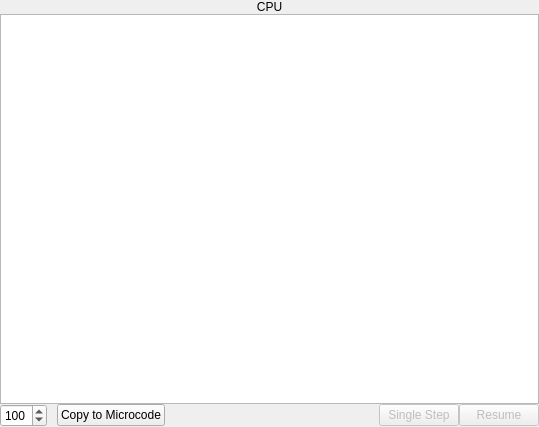
Qt form cpupane.ui (StanWarford/pep8cpu) before a commit.
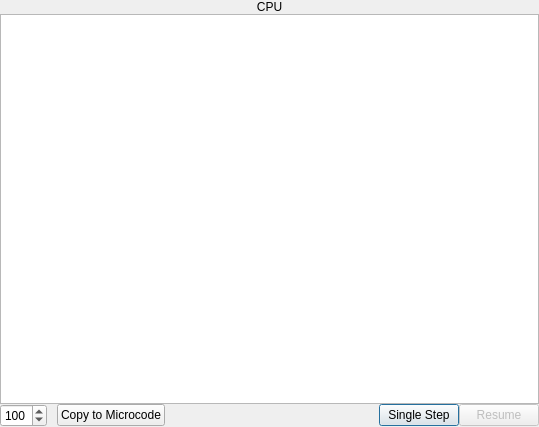
The same form after that commit.

Commit message: Huge commit for the simulator, continuing debugging. NZVC works in the ALU now, and we can now simulate without a program in the microcode. Interface is kinda broken for the time being as I iterate it toward something that works nicely from the user's perspective.

Patch:
```diff
--- a/cpupane.ui
+++ b/cpupane.ui
@@ -166,7 +166,7 @@
      <item>
       <widget class="QPushButton" name="singleStepPushButton">
        <property name="enabled">
-        <bool>false</bool>
+        <bool>true</bool>
        </property>
        <property name="text">
         <string>Single Step</string>
```
The commit also changes 3 other files.
